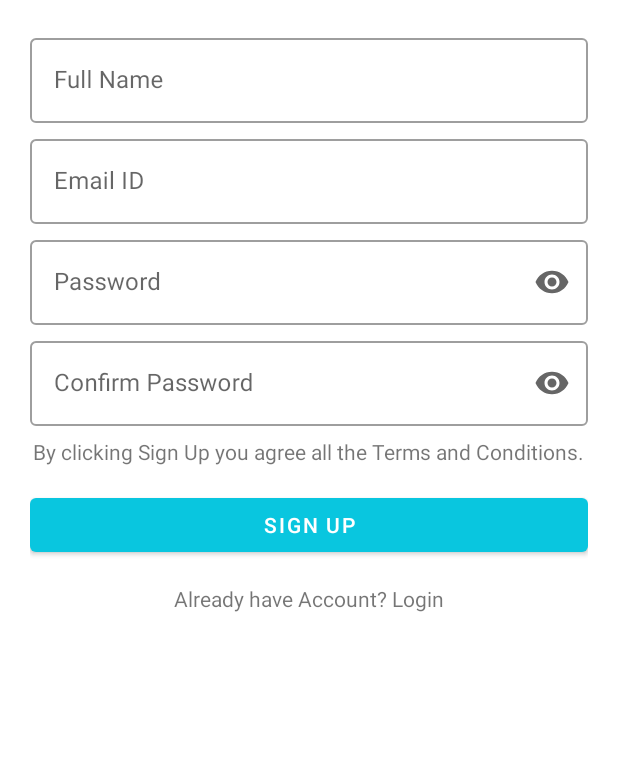
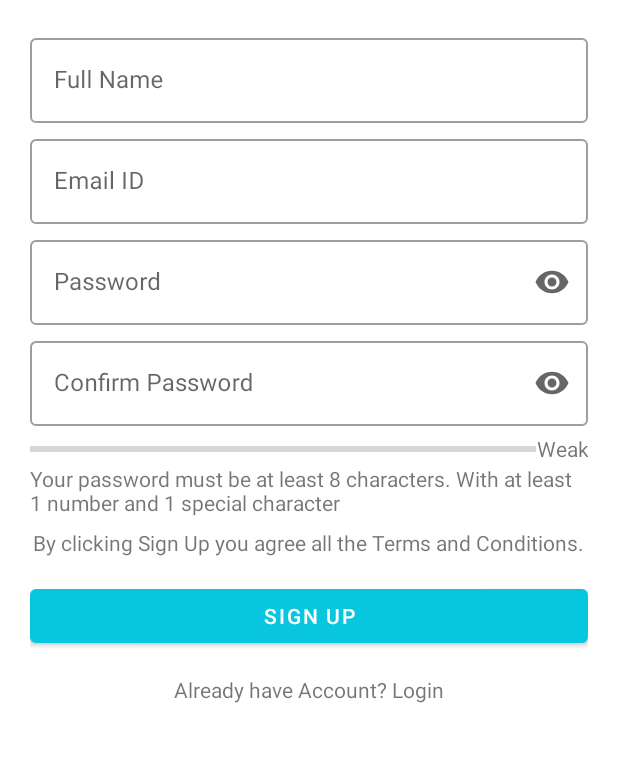
Before and after one commit to karthikktamilmani/ExchangeHub, an Android app: the fragment SignUp_Fragment placed in its activity, on a phone screen of 412 x 824 dp, the part 194-956 px from its top. Run offline under Robolectric (Android 15) with nearby library versions, the light colour scheme and no system bars; our stand-ins replace Volley.

Commit message:
password strength checker added...

```diff
--- a/app/build.gradle
+++ b/app/build.gradle
@@ -41,5 +41,6 @@ dependencies {
     implementation 'com.google.android.gms:play-services-maps:16.1.0'
     implementation 'com.google.android.gms:play-services-location:16.0.0'
     implementation 'com.google.android.libraries.places:places:1.1.0'
+    compile 'com.github.yesterselga:password-strength-checker-android:v1.0'
 }
 apply plugin: 'com.google.gms.google-services'
--- a/app/src/main/res/layout/signup_layout.xml
+++ b/app/src/main/res/layout/signup_layout.xml
@@ -98,6 +98,37 @@
 
         </com.google.android.material.textfield.TextInputLayout>
 
+        <LinearLayout
+            android:layout_width="match_parent"
+            android:layout_height="wrap_content"
+            android:layout_marginTop="5dp"
+            android:orientation="horizontal">
+            <ProgressBar
+                android:id="@+id/progressBar"
+                style="?android:attr/progressBarStyleHorizontal"
+                android:layout_width="match_parent"
+                android:layout_height="wrap_content"
+                android:indeterminate="false"
+                android:maxHeight="20dip"
+                android:minHeight="20dip"
+                android:layout_weight="1"
+                android:progress="0"/>
+            <TextView
+                android:layout_width="wrap_content"
+                android:layout_height="wrap_content"
+                android:gravity="center_horizontal"
+                android:text="Weak"
+                android:id="@+id/password_strength" />
+        </LinearLayout>
+
+
+        <TextView
+            android:layout_width="fill_parent"
+            android:layout_height="wrap_content"
+            android:id="@+id/login_instructions"
+            android:text="Your password must be at least 8 characters. With at least 1 number and 1 special character" />
+
+
         <TextView
             android:id="@+id/terms_conditions"
             android:layout_width="wrap_content"
--- a/build.gradle
+++ b/build.gradle
@@ -4,7 +4,6 @@ buildscript {
     repositories {
         google()
         jcenter()
-
     }
     dependencies {
         classpath 'com.android.tools.build:gradle:3.5.2'
@@ -19,7 +18,7 @@ allprojects {
     repositories {
         google()
         jcenter()
-
+        maven { url "https://jitpack.io" }
     }
 }
 
```
Also changed, not shown: app/src/main/java/com/example/myapplication/SignUp_Fragment.java (+48 -0 lines).
